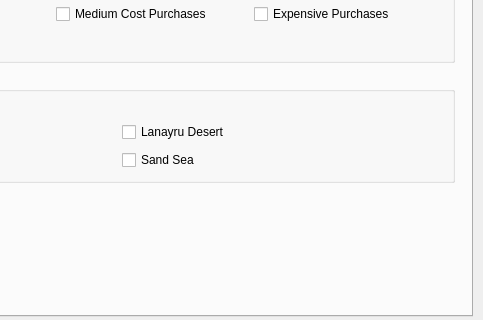
Above: gui/randogui.ui from ssrando/ssrando before the change; both pictures show x 568 to 1051 and y 234 to 554 of the 1051 by 738 pixel window. Below: the same form after it.
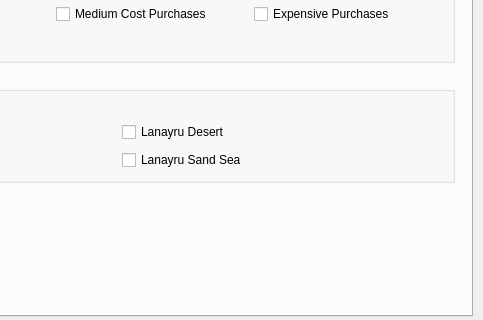
That is the form after the change. The open tabs and pages were chosen to show the change.

```diff
--- a/gui/randogui.ui
+++ b/gui/randogui.ui
@@ -800,7 +800,7 @@
         <item row="2" column="2">
          <widget class="QCheckBox" name="progression_sand_sea_goddess">
           <property name="text">
-           <string>Sand Sea</string>
+           <string>Lanayru Sand Sea</string>
           </property>
          </widget>
         </item>
```
